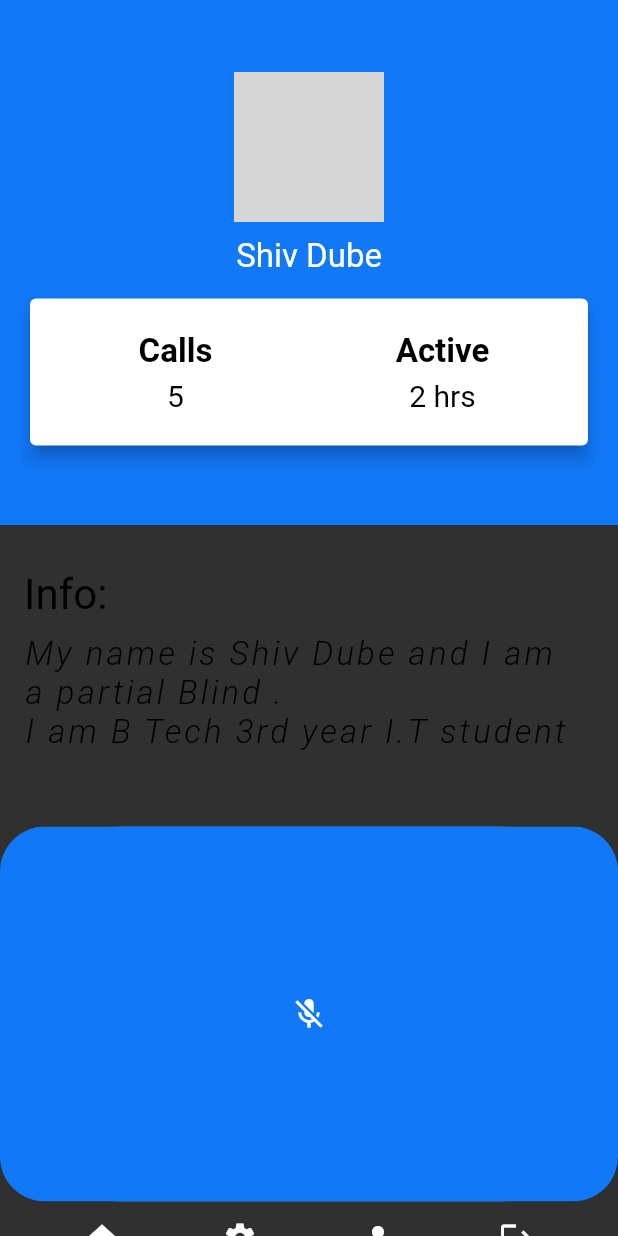
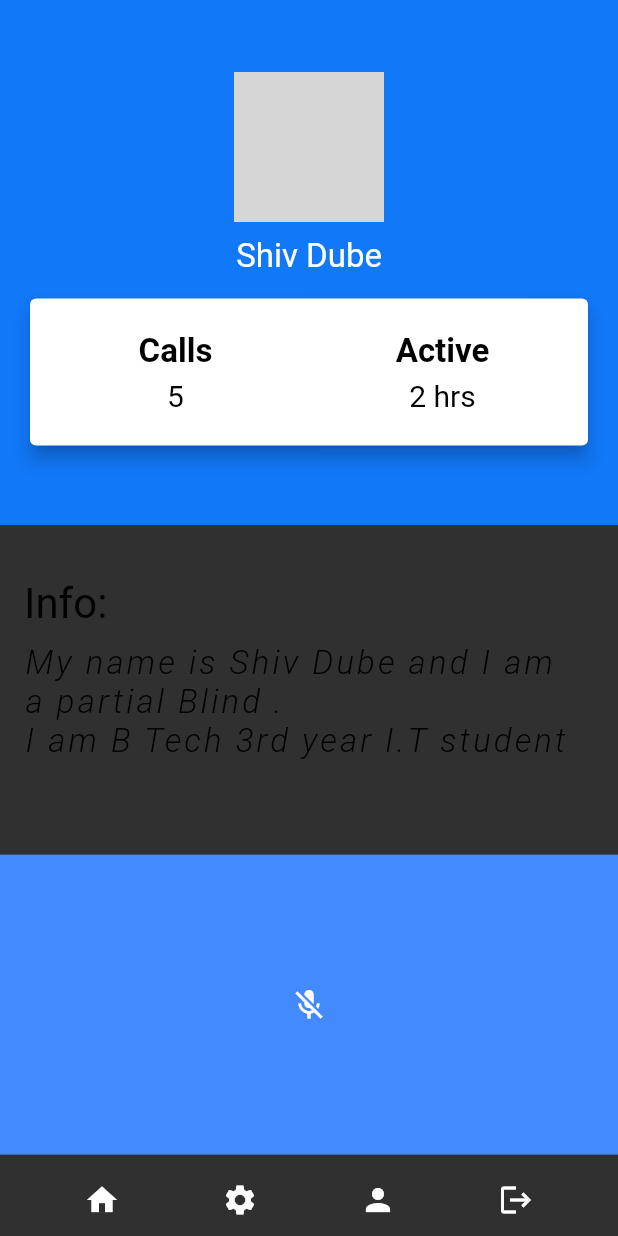
Before and after one commit to alimurtaza0411/Teleguidance-App-for-VIP, a Flutter app: the ProfileScreen screen opened directly, on a phone screen of 412 x 824 dp. Run offline on Flutter 3.47's test engine with Material 2 defaults, Android fonts, the phone set to English and light mode, and no system bars; our stand-ins replace camera, firebase_auth, firebase_core, flutter_dotenv, flutter_svg, flutter_tts and 4 more; missing offline and left inert: camera_web, cloud_firestore_web, date_time_format, firebase_auth_web, firebase_core_web, shared_preferences_web and 2 more; accounts and stored records are empty; network calls fail; grey boxes are pictures that could not be loaded.

Commit message:
profile screen

```diff
--- a/lib/screens/guidelines.dart
+++ b/lib/screens/guidelines.dart
@@ -20,7 +20,7 @@ class _guidelineState extends State<guideline> {
   Welcome to Guide Me app
   This app is made for people who need assistance in their day to day activities.
 
-  Tap and speak connect to start the calling. Once done, a volunteer will connect you.
+  There is a mic button on everywhere in the app and it is located at the bottom of the screen
 
   Press the mic and speak 'Help' to get help anytime''';
   Text guidelines= new Text('''                            Guidelines
@@ -28,7 +28,7 @@ class _guidelineState extends State<guideline> {
    Welcome to Guide Me app
   This app is made for people who need assistance in their day to day activities.
 
-  Tap and speak connect to start the calling. Once done, a volunteer will connect you.
+  There is a mic button on everywhere in the app and it is located at the bottom of the screen
 
   Press the mic and speak 'Help' to get help anytime.''',maxLines: 20, style: TextStyle(fontSize: 26.0 ,fontWeight:FontWeight.bold,color: Colors.white70) , );
   @override
--- a/lib/screens/profile_screen.dart
+++ b/lib/screens/profile_screen.dart
@@ -189,34 +189,42 @@ class ProfileScreen extends StatelessWidget {
             height: 20.0,
           ),
           Container(
-            width: 500.00,
-
-            child: RaisedButton(
-                onPressed: (){},
-                shape: RoundedRectangleBorder(
-                    borderRadius: BorderRadius.circular(80.0)
-                ),
-                elevation: 0.0,
-                padding: const EdgeInsets.all(0.0),
-                child: Ink(
-                  decoration: BoxDecoration(
-                    gradient: const LinearGradient(
-                        begin: Alignment.centerRight,
-                        end: Alignment.centerLeft,
-                        colors: [Color.fromRGBO(17, 120, 248, 1),Color.fromRGBO(17, 120, 248, 1)]
-                    ),
-                    borderRadius: BorderRadius.circular(30.0),
-                  ),
-                  child: Container(
-                    constraints: const BoxConstraints(maxWidth: 500, minHeight: 250.0),
-                    alignment: Alignment.center,
-                    child: Icon(islistening
-                            ? Icons.mic
-                            : Icons.mic_off)
-                  ),
-                )
-            ),
+              color: Colors.blueAccent,
+              constraints: const BoxConstraints(maxWidth: 500, minHeight: 200.0),
+              alignment: Alignment.center,
+              child: Icon(islistening
+                  ? Icons.mic
+                  : Icons.mic_off)
           ),
+          // Container(
+          //   width: 500.00,
+          //
+          //   child: RaisedButton(
+          //       onPressed: (){},
+          //       shape: RoundedRectangleBorder(
+          //           borderRadius: BorderRadius.circular(80.0)
+          //       ),
+          //       elevation: 0.0,
+          //       padding: const EdgeInsets.all(0.0),
+          //       child: Ink(
+          //         decoration: BoxDecoration(
+          //           gradient: const LinearGradient(
+          //               begin: Alignment.centerRight,
+          //               end: Alignment.centerLeft,
+          //               colors: [Color.fromRGBO(17, 120, 248, 1),Color.fromRGBO(17, 120, 248, 1)]
+          //           ),
+          //           borderRadius: BorderRadius.circular(30.0),
+          //         ),
+          //         child: Container(
+          //           constraints: const BoxConstraints(maxWidth: 500, minHeight: 250.0),
+          //           alignment: Alignment.center,
+          //           child: Icon(islistening
+          //                   ? Icons.mic
+          //                   : Icons.mic_off)
+          //         ),
+          //       )
+          //   ),
+          // ),
           // Container(
           //   color: Colors.blueAccent,
           //   child: IconButton(
```
